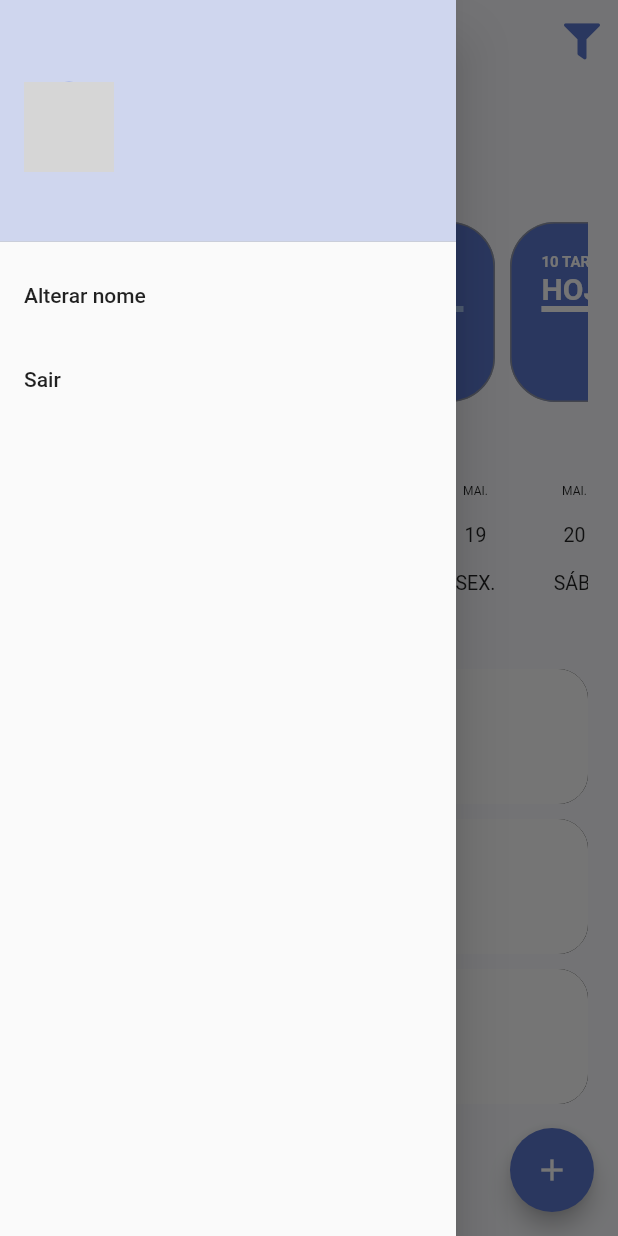
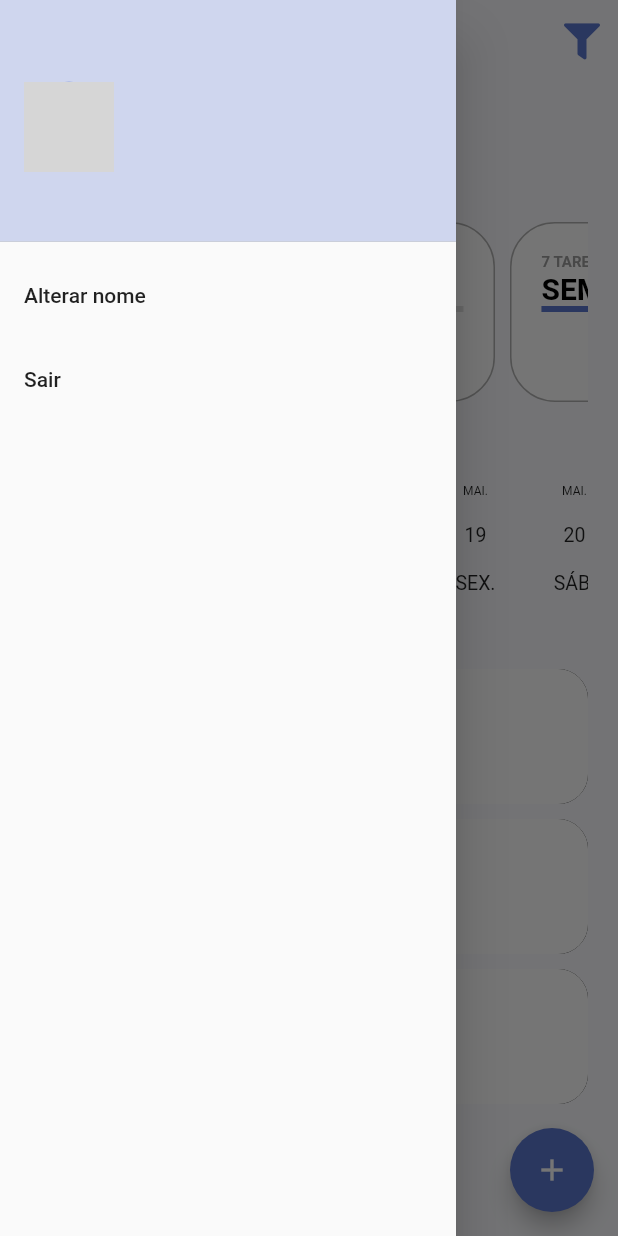
Before and after one commit to douglasrsantos/todo_list_provider, a Flutter app: the screen it shows once a user with an empty profile is signed in, with the side drawer open, on a phone screen of 412 x 824 dp. Run offline on Flutter 3.47's test engine with Material 2 defaults, Android fonts, the phone set to English and light mode, and no system bars; drawn by our look-alikes of date_picker_timeline; our stand-ins replace firebase_auth, firebase_core, flutter_signin_button, google_fonts, google_sign_in, sqflite and 2 more; missing offline and left inert: flutter_overlay_loader, validatorless; accounts and stored records are empty; network calls fail; Roboto replaces fonts that are missing (Mandali); grey boxes are pictures that could not be loaded.

Commit message:
built business rules for screen filters and tasks

```diff
--- /dev/null
+++ b/lib/app/models/task_filter_enum.dart
@@ -0,0 +1,5 @@
+enum TaskFilterEnum {
+  today,
+  tomorrow,
+  week,
+}
--- /dev/null
+++ b/lib/app/models/total_tasks_model.dart
@@ -0,0 +1,10 @@
+// ignore_for_file: public_member_api_docs, sort_constructors_first
+class TotalTasksModel {
+  final int totalTasks;
+  final int totalTasksFinish;
+
+  TotalTasksModel({
+    required this.totalTasks,
+    required this.totalTasksFinish,
+  });
+}
--- /dev/null
+++ b/lib/app/modules/home/home_controller.dart
@@ -0,0 +1,8 @@
+import 'package:todo_list_provider/app/core/notifier/default_change_notifier.dart';
+import 'package:todo_list_provider/app/models/task_filter_enum.dart';
+
+class HomeController extends DefaultChangeNotifier {
+  var filterSelected = TaskFilterEnum.today;
+
+
+}
--- a/lib/app/modules/home/home_module.dart
+++ b/lib/app/modules/home/home_module.dart
@@ -1,10 +1,16 @@
+import 'package:provider/provider.dart';
 import 'package:todo_list_provider/app/core/modules/todo_list_module.dart';
+import 'package:todo_list_provider/app/modules/home/home_controller.dart';
 import 'package:todo_list_provider/app/modules/home/home_page.dart';
 
 class HomeModule extends TodoListModule {
   HomeModule()
       : super(
-          //bindings: [],
+          bindings: [
+            ChangeNotifierProvider(
+              create: (context) => HomeController(),
+            ),
+          ],
           routers: {
             '/home': (context) => const HomePage(),
           },
--- a/lib/app/modules/home/widgets/home_filters.dart
+++ b/lib/app/modules/home/widgets/home_filters.dart
@@ -1,15 +1,14 @@
 import 'package:flutter/material.dart';
+import 'package:provider/provider.dart';
 import 'package:todo_list_provider/app/core/ui/theme_extensions.dart';
+import 'package:todo_list_provider/app/models/task_filter_enum.dart';
+import 'package:todo_list_provider/app/models/total_tasks_model.dart';
+import 'package:todo_list_provider/app/modules/home/home_controller.dart';
 import 'package:todo_list_provider/app/modules/home/widgets/todo_card_filter.dart';
 
-class HomeFilters extends StatefulWidget {
+class HomeFilters extends StatelessWidget {
   const HomeFilters({super.key});
 
-  @override
-  State<HomeFilters> createState() => _HomeFiltersState();
-}
-
-class _HomeFiltersState extends State<HomeFilters> {
   @override
   Widget build(BuildContext context) {
     return Column(
@@ -23,11 +22,34 @@ class _HomeFiltersState extends State<HomeFilters> {
         SingleChildScrollView(
           scrollDirection: Axis.horizontal,
           child: Row(
-            children: const [
-              TodoCardFilter(),
-              TodoCardFilter(),
-              TodoCardFilter(),
-              TodoCardFilter(),
+            children: [
+              TodoCardFilter(
+                label: 'HOJE',
+                taskFilter: TaskFilterEnum.today,
+                totalTasksModel:
+                    TotalTasksModel(totalTasks: 9, totalTasksFinish: 1),
+                selected: context.select<HomeController, TaskFilterEnum>(
+                        (value) => value.filterSelected) ==
+                    TaskFilterEnum.today,
+              ),
+              TodoCardFilter(
+                label: 'AMANHÃ',
+                taskFilter: TaskFilterEnum.tomorrow,
+                totalTasksModel:
+                    TotalTasksModel(totalTasks: 8, totalTasksFinish: 7),
+                selected: context.select<HomeController, TaskFilterEnum>(
+                        (value) => value.filterSelected) ==
+                    TaskFilterEnum.tomorrow,
+              ),
+              TodoCardFilter(
+                label: 'SEMANA',
+                taskFilter: TaskFilterEnum.week,
+                totalTasksModel:
+                    TotalTasksModel(totalTasks: 7, totalTasksFinish: 5),
+                selected: context.select<HomeController, TaskFilterEnum>(
+                        (value) => value.filterSelected) ==
+                    TaskFilterEnum.week,
+              ),
             ],
           ),
         )
--- a/lib/app/modules/home/widgets/todo_card_filter.dart
+++ b/lib/app/modules/home/widgets/todo_card_filter.dart
@@ -1,14 +1,30 @@
 import 'package:flutter/material.dart';
 import 'package:todo_list_provider/app/core/ui/theme_extensions.dart';
+import 'package:todo_list_provider/app/models/task_filter_enum.dart';
+import 'package:todo_list_provider/app/models/total_tasks_model.dart';
 
-class TodoCardFilter extends StatefulWidget {
-  const TodoCardFilter({super.key});
+class TodoCardFilter extends StatelessWidget {
+  final String label;
+  final TaskFilterEnum taskFilter;
+  final TotalTasksModel? totalTasksModel;
+  final bool selected;
 
-  @override
-  State<TodoCardFilter> createState() => _TodoCardFilterState();
-}
+  const TodoCardFilter({
+    Key? key,
+    required this.label,
+    required this.taskFilter,
+    required this.selected,
+    this.totalTasksModel,
+  }) : super(key: key);
 
-class _TodoCardFilterState extends State<TodoCardFilter> {
+  double _getPercentFinish() {
+    final total = totalTasksModel?.totalTasks ?? 0.0;
+    final totalFinish = totalTasksModel?.totalTasksFinish ?? 0.1;
+
+    final percent = (totalFinish * 100) / total;
+    return percent / 100;
+  }
+
   @override
   Widget build(BuildContext context) {
     return Container(
@@ -19,7 +35,7 @@ class _TodoCardFilterState extends State<TodoCardFilter> {
       margin: const EdgeInsets.only(right: 10),
       padding: const EdgeInsets.all(20),
       decoration: BoxDecoration(
-        color: context.primaryColor,
+        color: selected ? context.primaryColor : Colors.white,
         border: Border.all(
           width: 1,
           color: Colors.grey.withOpacity(.8),
@@ -30,24 +46,36 @@ class _TodoCardFilterState extends State<TodoCardFilter> {
         crossAxisAlignment: CrossAxisAlignment.start,
         children: [
           Text(
-            '10 TAREFAS',
+            '${totalTasksModel?.totalTasks ?? 0} TAREFAS',
             style: context.titleStyle.copyWith(
               fontSize: 10,
-              color: Colors.white,
+              color: selected ? Colors.white : Colors.grey,
             ),
           ),
-          const Text(
-            'HOJE',
+          Text(
+            label,
             style: TextStyle(
               fontSize: 20,
               fontWeight: FontWeight.bold,
-              color: Colors.white,
+              color: selected ? Colors.white : Colors.black,
             ),
           ),
-          LinearProgressIndicator(
-            backgroundColor: context.primaryColorLight,
-            valueColor: const AlwaysStoppedAnimation<Color>(Colors.white),
-            value: 0.4,
+          TweenAnimationBuilder<double>(
+            tween: Tween(
+              begin: 0.0,
+              end: _getPercentFinish(),
+            ),
+            duration: const Duration(seconds: 1),
+            builder: (context, value, child) {
+              return LinearProgressIndicator(
+                backgroundColor:
+                    selected ? context.primaryColorLight : Colors.grey.shade300,
+                valueColor: AlwaysStoppedAnimation<Color>(
+                  selected ? Colors.white : context.primaryColor,
+                ),
+                value: value,
+              );
+            },
           ),
         ],
       ),
--- a/lib/app/repositories/tasks/tasks_repository.dart
+++ b/lib/app/repositories/tasks/tasks_repository.dart
@@ -1,3 +1,6 @@
+import 'package:todo_list_provider/app/models/task_model.dart';
+
 abstract class TasksRepository {
   Future<void> save(DateTime date, String description);
+  Future<List<TaskModel>> findByPeriod(DateTime start, DateTime end);
 }
--- a/lib/app/services/tasks/tasks_service.dart
+++ b/lib/app/services/tasks/tasks_service.dart
@@ -1,3 +1,9 @@
+import 'package:todo_list_provider/app/models/task_model.dart';
+import 'package:todo_list_provider/app/models/week_task_model.dart';
+
 abstract class TasksService {
   Future<void> save(DateTime date, String description);
+  Future<List<TaskModel>> getToday();
+  Future<List<TaskModel>> getTomorrow();
+  Future<WeekTaskModel> getWeek();
 }
```
Also changed, not shown: lib/app/models/task_model.dart (added, +23 -0 lines), lib/app/models/week_task_model.dart (added, +14 -0 lines), lib/app/repositories/tasks/tasks_repository_impl.dart (+21 -0 lines), lib/app/services/tasks/tasks_service_impl.dart (+35 -0 lines).
